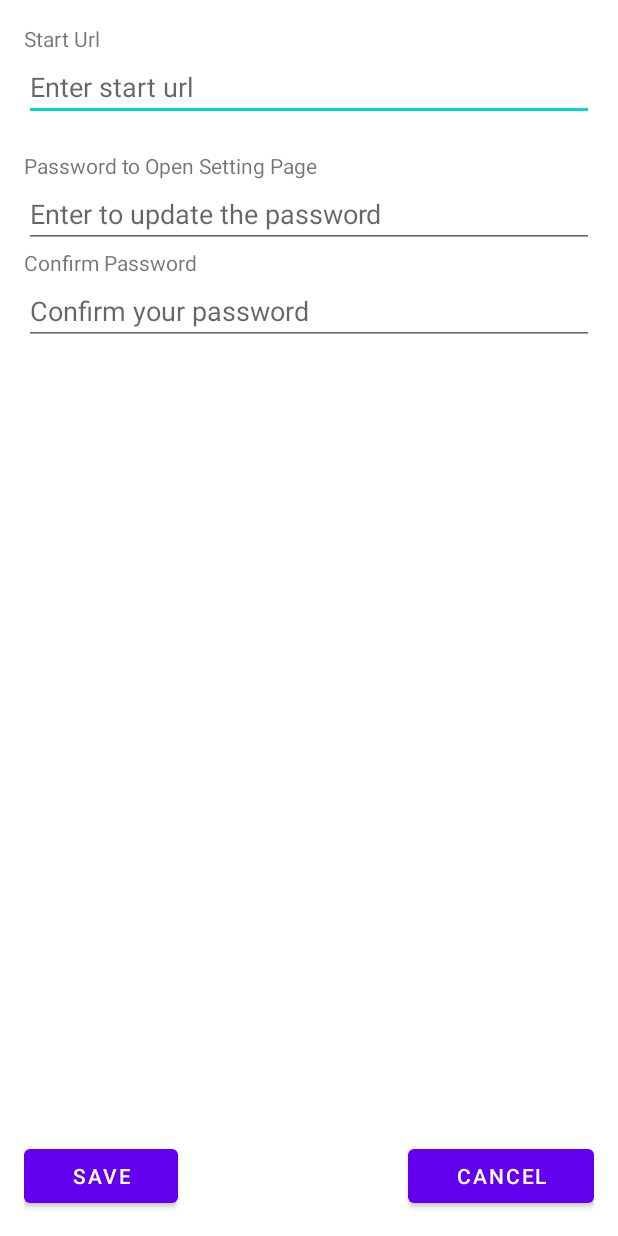
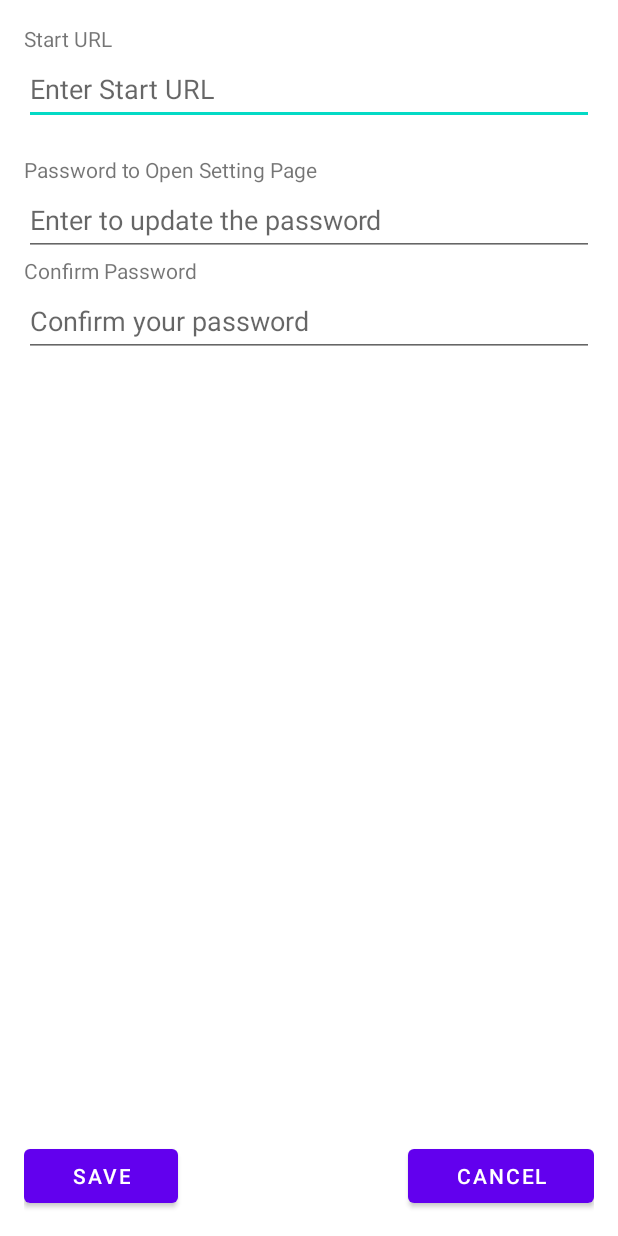
Before and after one commit to renkun/kiosk-web-app, an Android app: the SettingsActivity screen opened directly, with no data from a screen before it, on a phone screen of 412 x 824 dp. Run offline under Robolectric (Android 15) with nearby library versions, the light colour scheme and no system bars.

Commit message:
feat: multi-lang supports

```diff
--- a/app/src/main/res/layout/settings_activity.xml
+++ b/app/src/main/res/layout/settings_activity.xml
@@ -11,21 +11,22 @@
         android:id="@+id/textView2"
         android:layout_width="wrap_content"
         android:layout_height="wrap_content"
-        android:text="Start Url" />
+        android:text="@string/start_url" />
 
     <EditText
         android:id="@+id/startUrlEditText"
         android:layout_width="match_parent"
         android:layout_height="wrap_content"
-        android:hint="Enter start url"
+        android:hint="@string/start_url_hint"
         android:inputType="text"
+        android:minHeight="48dp"
         android:visibility="visible" />
 
     <TextView
         android:id="@+id/textView"
         android:layout_width="wrap_content"
         android:layout_height="wrap_content"
-        android:text="Server Url"
+        android:text="@string/server_url"
         android:visibility="gone"
         tools:visibility="gone" />
 
@@ -33,7 +34,7 @@
         android:id="@+id/serverUrlEditText"
         android:layout_width="match_parent"
         android:layout_height="wrap_content"
-        android:hint="Enter server url"
+        android:hint="@string/server_url_hint"
         android:inputType="text"
         android:visibility="gone"
         tools:visibility="gone" />
@@ -49,29 +50,31 @@
         android:id="@+id/textView3"
         android:layout_width="match_parent"
         android:layout_height="wrap_content"
-        android:text="Password to Open Setting Page" />
+        android:text="@string/password_text" />
 
     <EditText
         android:id="@+id/settingPasswordEditText"
         android:layout_width="match_parent"
         android:layout_height="wrap_content"
         android:ems="10"
-        android:hint="Enter to update the password"
-        android:inputType="textPassword" />
+        android:hint="@string/password_hint"
+        android:inputType="textPassword"
+        android:minHeight="48dp" />
 
     <TextView
         android:id="@+id/textView4"
         android:layout_width="match_parent"
         android:layout_height="wrap_content"
-        android:text="Confirm Password" />
+        android:text="@string/confirm_password" />
 
     <EditText
         android:id="@+id/confirmPasswordEditText"
         android:layout_width="match_parent"
         android:layout_height="wrap_content"
         android:ems="10"
-        android:hint="Confirm your password"
-        android:inputType="textPassword" />
+        android:hint="@string/confirm_password_hint"
+        android:inputType="textPassword"
+        android:minHeight="48dp" />
 
     <Space
         android:layout_width="match_parent"
--- a/app/src/main/res/values/strings.xml
+++ b/app/src/main/res/values/strings.xml
@@ -2,4 +2,12 @@
     <string name="app_name">Web Launcher</string>
     <string name="admin_description">Web Launcher Admin App</string>
     <string name="title_activity_settings">Setting Page</string>
+    <string name="start_url">Start URL</string>
+    <string name="start_url_hint">Enter Start URL</string>
+    <string name="server_url">Server URL</string>
+    <string name="server_url_hint">Enter Configuration Server URL</string>
+    <string name="password_text">Password to Open Setting Page</string>
+    <string name="password_hint">Enter to update the password</string>
+    <string name="confirm_password">Confirm Password</string>
+    <string name="confirm_password_hint">Confirm your password</string>
 </resources>
```
Also changed, not shown: 1 other file.
